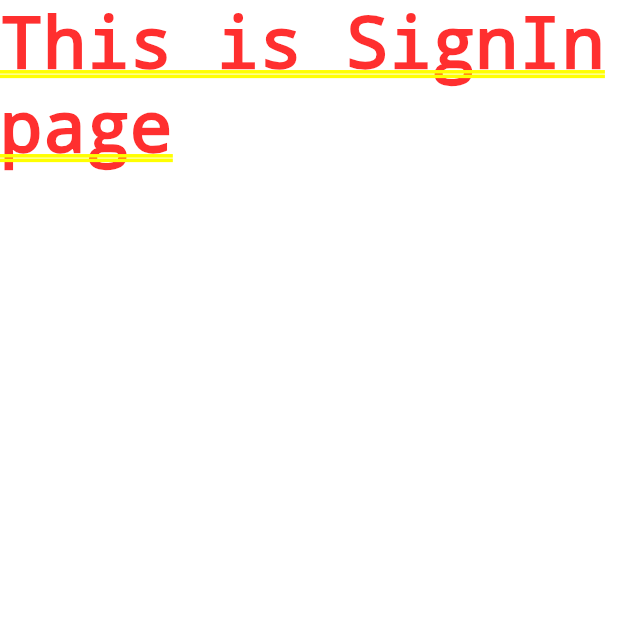
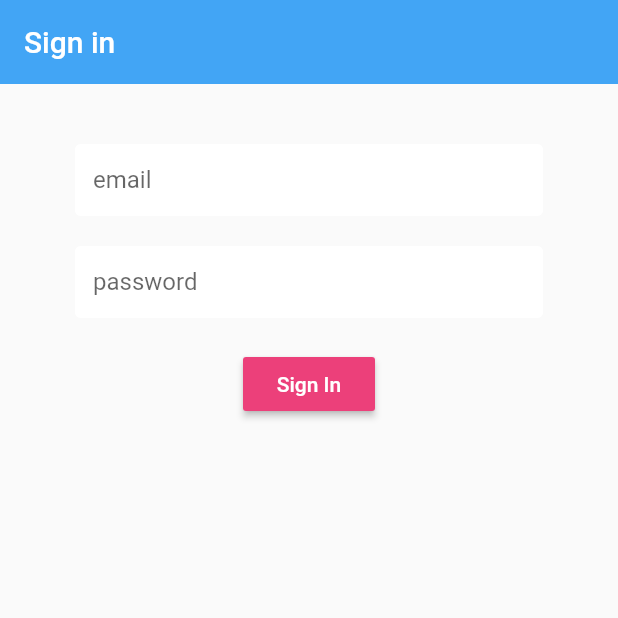
Before and after one commit to oshadaamila/Jayamaga, a Flutter app: the screen it shows after launch, on a phone screen of 412 x 824 dp, the top half of it. Run offline on Flutter 3.47's test engine with Material 2 defaults, Android fonts, the phone set to English and light mode, and no system bars; our stand-ins replace firebase_auth, firebase_core, flutter_spinkit; accounts and stored records are empty.

Commit message:
adds signin page

```diff
--- a/lib/screens/authenticate/SignIn.dart
+++ b/lib/screens/authenticate/SignIn.dart
@@ -1,8 +1,13 @@
 import 'package:flutter/material.dart';
+import 'package:jayamaga/screens/elements/SignInForm.dart';
 
 class SignIn extends StatelessWidget {
   @override
   Widget build(BuildContext context) {
-    return Container(child: Text("This is SignIn page"));
+    return Scaffold(
+      body: Center(
+        child: SignInForm(),
+      ),
+    );
   }
 }
--- /dev/null
+++ b/lib/screens/elements/SignInForm.dart
@@ -0,0 +1,92 @@
+import 'package:flutter/material.dart';
+import 'package:jayamaga/services/AuthService.dart';
+import 'package:jayamaga/shared/constants.dart';
+import 'package:jayamaga/shared/loading.dart';
+
+class SignInForm extends StatefulWidget {
+  @override
+  _SignInFormState createState() => _SignInFormState();
+}
+
+class _SignInFormState extends State<SignInForm> {
+  final AuthService _auth = AuthService();
+  final _formKey = GlobalKey<FormState>();
+  String error = '';
+  bool loading = false;
+
+  // text field state
+  String email = '';
+  String password = '';
+
+  @override
+  Widget build(BuildContext context) {
+    return loading
+        ? Loading()
+        : Scaffold(
+            appBar: AppBar(
+              backgroundColor: Colors.blue[400],
+              elevation: 0.0,
+              title: Text('Sign in'),
+            ),
+            body: Container(
+              padding: EdgeInsets.symmetric(vertical: 20.0, horizontal: 50.0),
+              child: Form(
+                key: _formKey,
+                child: Column(
+                  children: <Widget>[
+                    SizedBox(height: 20.0),
+                    TextFormField(
+                      decoration:
+                          textInputDecoration.copyWith(hintText: 'email'),
+                      validator: (val) => val.isEmpty ? 'Enter an email' : null,
+                      onChanged: (val) {
+                        setState(() => email = val);
+                      },
+                    ),
+                    SizedBox(height: 20.0),
+                    TextFormField(
+                      obscureText: true,
+                      decoration:
+                          textInputDecoration.copyWith(hintText: 'password'),
+                      validator: (val) => val.length < 6
+                          ? 'Enter a password 6+ chars long'
+                          : null,
+                      onChanged: (val) {
+                        setState(() => password = val);
+                      },
+                    ),
+                    SizedBox(height: 20.0),
+                    RaisedButton(
+                        color: Colors.pink[400],
+                        child: Text(
+                          'Sign In',
+                          style: TextStyle(color: Colors.white),
+                        ),
+                        onPressed: () async {
+                          if (_formKey.currentState.validate()) {
+                            setState(() => loading = true);
+                            dynamic result;
+                            // dynamic result = await _auth
+                            //     .signInWithEmailAndPassword(email, password);
+                            if (result == null) {
+                              setState(() {
+                                loading = false;
+                                error =
+                                    'Could not sign in with those credentials';
+                              });
+                            }
+                          }
+                        }
+                       ),
+                    SizedBox(height: 12.0),
+                    Text(
+                      error,
+                      style: TextStyle(color: Colors.red, fontSize: 14.0),
+                    ),
+                  ],
+                ),
+              ),
+            ),
+          );
+  }
+}
--- /dev/null
+++ b/lib/shared/constants.dart
@@ -0,0 +1,13 @@
+import 'package:flutter/material.dart';
+
+const textInputDecoration = InputDecoration(
+  fillColor: Colors.white,
+  filled: true,
+  contentPadding: EdgeInsets.all(12.0),
+  enabledBorder: OutlineInputBorder(
+    borderSide: BorderSide(color: Colors.white, width: 2.0),
+  ),
+  focusedBorder: OutlineInputBorder(
+    borderSide: BorderSide(color: Colors.pink, width: 2.0),
+  ),
+);
--- /dev/null
+++ b/lib/shared/loading.dart
@@ -0,0 +1,17 @@
+import 'package:flutter/material.dart';
+import 'package:flutter_spinkit/flutter_spinkit.dart';
+
+class Loading extends StatelessWidget {
+  @override
+  Widget build(BuildContext context) {
+    return Container(
+      color: Colors.brown[100],
+      child: Center(
+        child: SpinKitChasingDots(
+          color: Colors.brown,
+          size: 50.0,
+        ),
+      ),
+    );
+  }
+}
--- a/pubspec.yaml
+++ b/pubspec.yaml
@@ -26,6 +26,7 @@ dependencies:
   firebase_core: "0.5.3"
   firebase_auth: "^0.18.4"
   provider: ^4.3.2+3
+  flutter_spinkit: "^4.1.2"
 
 
   # The following adds the Cupertino Icons font to your application.
```
Also changed, not shown: pubspec.lock.
